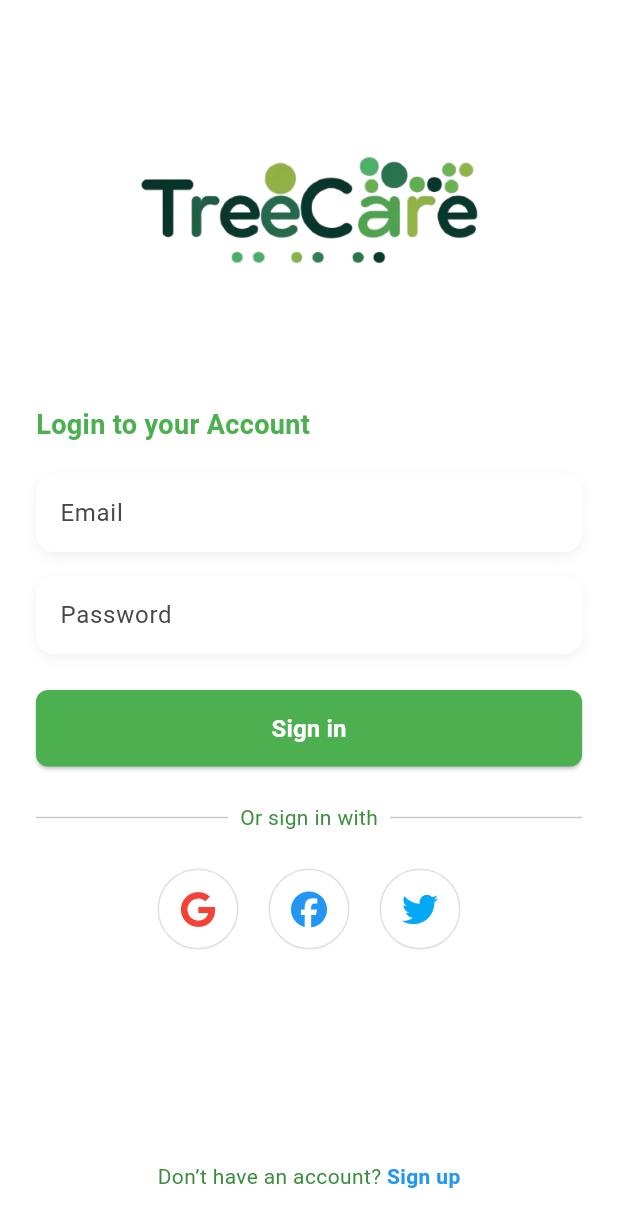
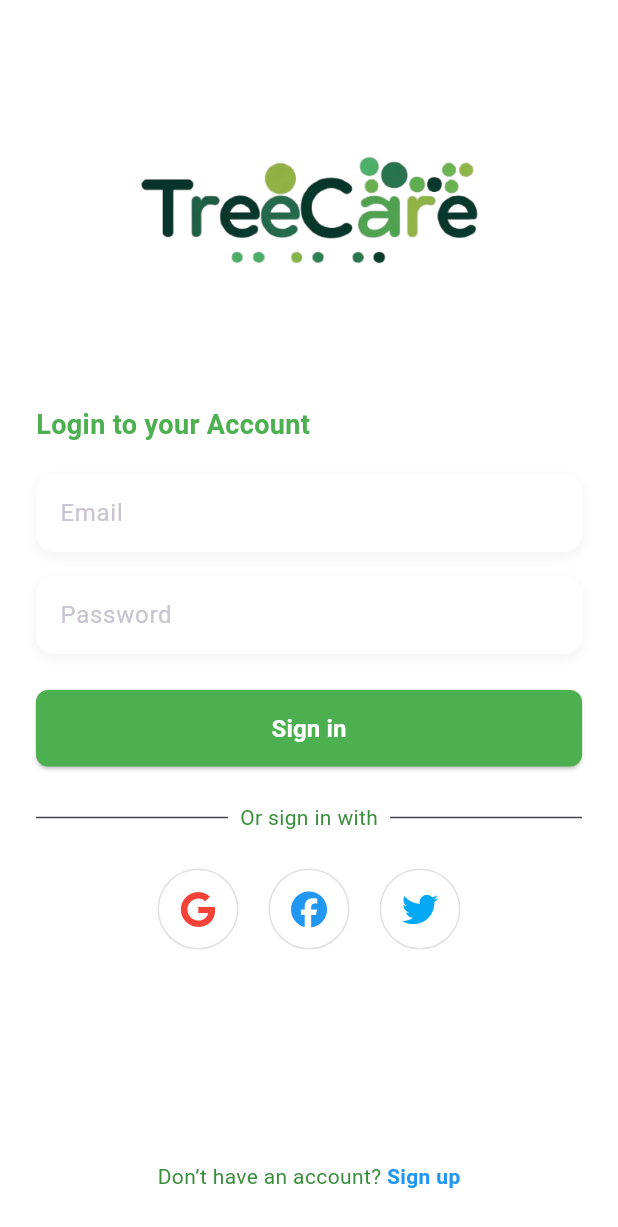
Before and after one commit to DevDadd/treecare-testing-v1, a Flutter app: the screen it shows after launch, on a phone screen of 412 x 824 dp. Shown: the top 1227 px of the screen. Run offline on Flutter 3.47's test engine with Material 3 defaults, Android fonts, the phone set to English and light mode, and no system bars; our stand-ins replace animated_bottom_navigation_bar, bloc, copy_with_extension, dash_chat_2, dio, equatable and 13 more; accounts and stored records are empty; Roboto replaces fonts that are missing (Cairo).

Commit message:
Added Theme Mode Function

```diff
--- /dev/null
+++ b/lib/cubit/theme_cubit.dart
@@ -0,0 +1,21 @@
+import 'package:flutter/material.dart';
+import 'package:hydrated_bloc/hydrated_bloc.dart';
+import 'package:testtree/cubit/theme_state.dart';
+
+class ThemeCubit extends HydratedCubit<ThemeState> {
+  ThemeCubit() : super(ThemeState());
+  void setIsDarkMode(bool isDarkMode) {
+    emit(state.copyWith(isDarkMode: isDarkMode));
+  }
+
+  bool getIsDarkMode() => state.isDarkMode;
+  @override
+  ThemeState? fromJson(Map<String, dynamic> json) {
+    return ThemeState.fromJson(json);
+  }
+
+  @override
+  Map<String, dynamic>? toJson(ThemeState state) {
+    return state.toJson();
+  }
+}
--- /dev/null
+++ b/lib/cubit/theme_state.dart
@@ -0,0 +1,18 @@
+import 'package:copy_with_extension/copy_with_extension.dart';
+import 'package:equatable/equatable.dart';
+import 'package:json_annotation/json_annotation.dart';
+
+part 'theme_state.g.dart';
+
+@CopyWith()
+@JsonSerializable()
+class ThemeState extends Equatable {
+  const ThemeState({this.isDarkMode = true});
+  @override
+  final bool isDarkMode;
+  List<Object> get props => [isDarkMode];
+  factory ThemeState.fromJson(Map<String, dynamic> json) =>
+      _$ThemeStateFromJson(json);
+
+  Map<String, dynamic> toJson() => _$ThemeStateToJson(this);
+}
--- a/lib/di.dart
+++ b/lib/di.dart
@@ -1,6 +1,7 @@
 import 'package:get_it/get_it.dart';
 import 'package:testtree/cubit/chat_cubit.dart';
 import 'package:testtree/cubit/file_cubit.dart';
+import 'package:testtree/cubit/theme_cubit.dart';
 import 'package:testtree/cubit/tree_cubit.dart';
 import 'package:testtree/cubit/user_cubit.dart';
 
@@ -11,4 +12,5 @@ void setup() {
   getIt.registerSingleton<TreeCubit>(TreeCubit());
   getIt.registerSingleton<ChatCubit>(ChatCubit());
   getIt.registerSingleton<UserCubit>(UserCubit());
+  getIt.registerSingleton<ThemeCubit>(ThemeCubit());
 }
--- a/lib/main.dart
+++ b/lib/main.dart
@@ -1,40 +1,52 @@
 import 'package:firebase_core/firebase_core.dart';
 import 'package:flutter/foundation.dart';
 import 'package:flutter/material.dart';
+import 'package:flutter_bloc/flutter_bloc.dart';
 import 'package:flutter_gemini/flutter_gemini.dart';
 import 'package:hydrated_bloc/hydrated_bloc.dart';
 import 'package:path_provider/path_provider.dart';
 import 'package:testtree/core/contains.dart';
+import 'package:testtree/cubit/theme_cubit.dart';
+import 'package:testtree/cubit/theme_state.dart';
 import 'package:testtree/di.dart';
 import 'package:testtree/firebase_options.dart';
 import 'package:testtree/router/go_router.dart';
 
-void main() async {
+Future<void> main() async {
   WidgetsFlutterBinding.ensureInitialized();
+
   HydratedBloc.storage = await HydratedStorage.build(
     storageDirectory: kIsWeb
         ? HydratedStorageDirectory.web
-        : HydratedStorageDirectory((await getTemporaryDirectory()).path),
+        : HydratedStorageDirectory(
+            (await getApplicationDocumentsDirectory()).path,
+          ),
   );
+
   setup();
   await Firebase.initializeApp(options: DefaultFirebaseOptions.currentPlatform);
   Gemini.init(apiKey: Contains.Gemini_Api_Key);
-  runApp(const MyApp());
+
+  runApp(
+    BlocProvider(create: (_) => getIt<ThemeCubit>(), child: const MyApp()),
+  );
 }
 
-class MyApp extends StatefulWidget {
+class MyApp extends StatelessWidget {
   const MyApp({super.key});
 
   @override
-  State<MyApp> createState() => _MyAppState();
-}
-
-class _MyAppState extends State<MyApp> {
-  @override
   Widget build(BuildContext context) {
-    return MaterialApp.router(
-      debugShowCheckedModeBanner: false,
-      routerConfig: AppRoutes().router,
+    return BlocBuilder<ThemeCubit, ThemeState>(
+      builder: (context, state) {
+        return MaterialApp.router(
+          theme: ThemeData.light(),
+          darkTheme: ThemeData.dark(),
+          themeMode: state.isDarkMode ? ThemeMode.dark : ThemeMode.light,
+          debugShowCheckedModeBanner: false,
+          routerConfig: AppRoutes().router,
+        );
+      },
     );
   }
 }
```
Also changed, not shown: lib/feature/home/setting/views/profile_page.dart (+53 -32 lines), lib/widget/setting_widget.dart (+4 -7 lines), lib/cubit/theme_state.g.dart (added).
